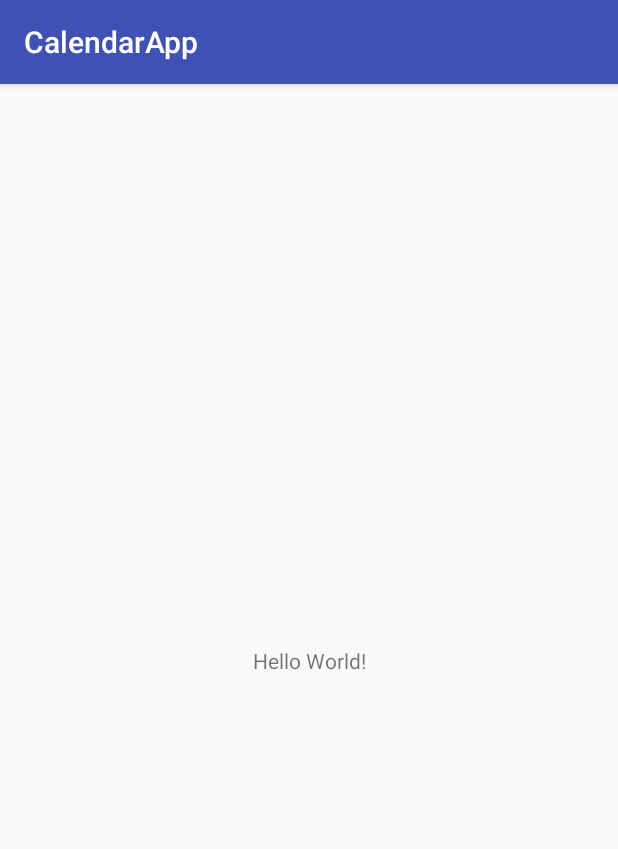
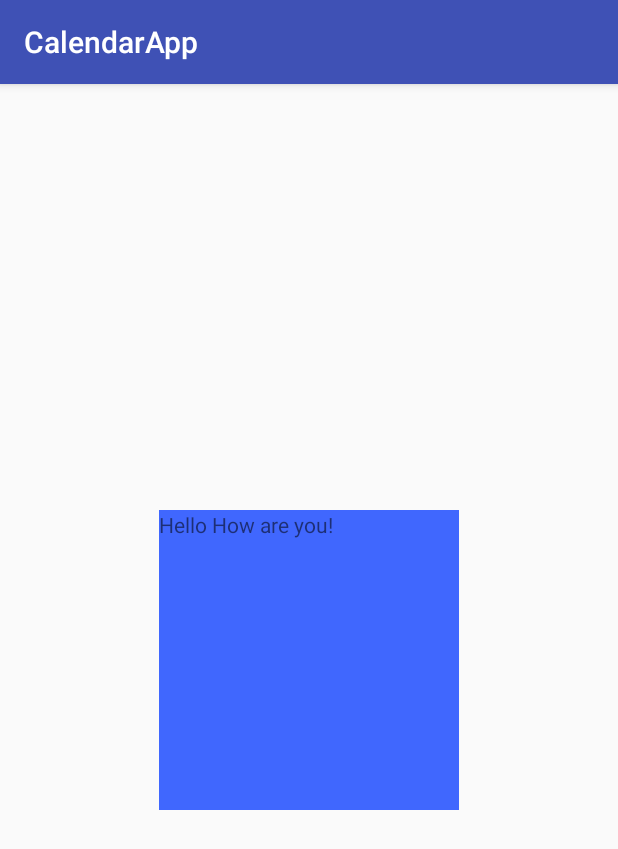
Before and after one commit to hriswadkar/AndroidRepository, an Android app: the screen it shows after launch (MainActivity), on a phone screen of 412 x 824 dp. Shown: the top 849 px of the screen. Run offline under Robolectric (Android 15) with nearby library versions, the phone set to English and light mode, and no system bars.

Commit message:
Updated code on 07-Nov-2017
Updated code on 07-Nov-2017

```diff
--- a/CalendarApp/app/src/main/res/layout/activity_main.xml
+++ b/CalendarApp/app/src/main/res/layout/activity_main.xml
@@ -7,9 +7,10 @@
     tools:context="com.example.harshad.calendarapp.MainActivity">
 
     <TextView
-        android:layout_width="wrap_content"
-        android:layout_height="wrap_content"
-        android:text="Hello World!"
+        android:layout_width="200dp"
+        android:layout_height="200dp"
+        android:text="Hello How are you!"
+        android:background="#4067fe"
         app:layout_constraintBottom_toBottomOf="parent"
         app:layout_constraintLeft_toLeftOf="parent"
         app:layout_constraintRight_toRightOf="parent"
```
